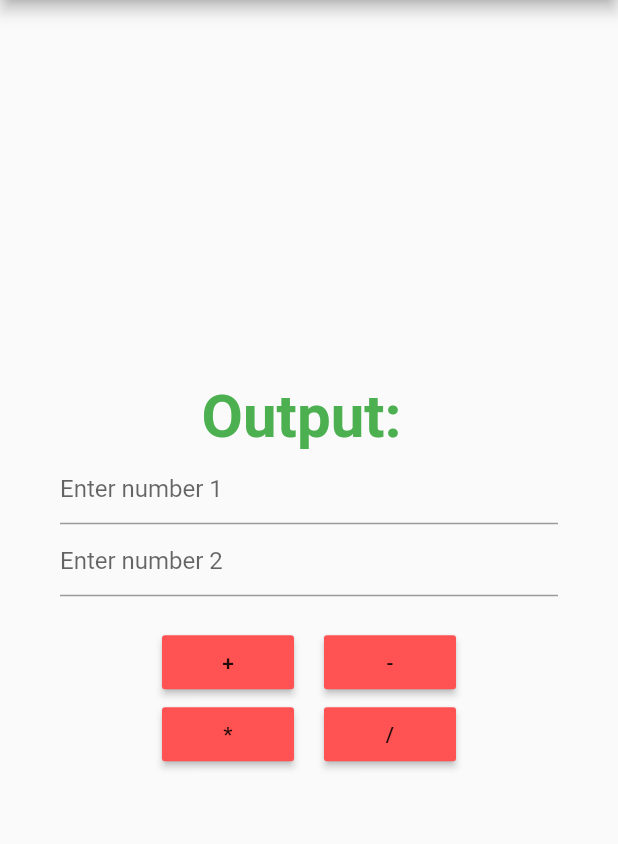
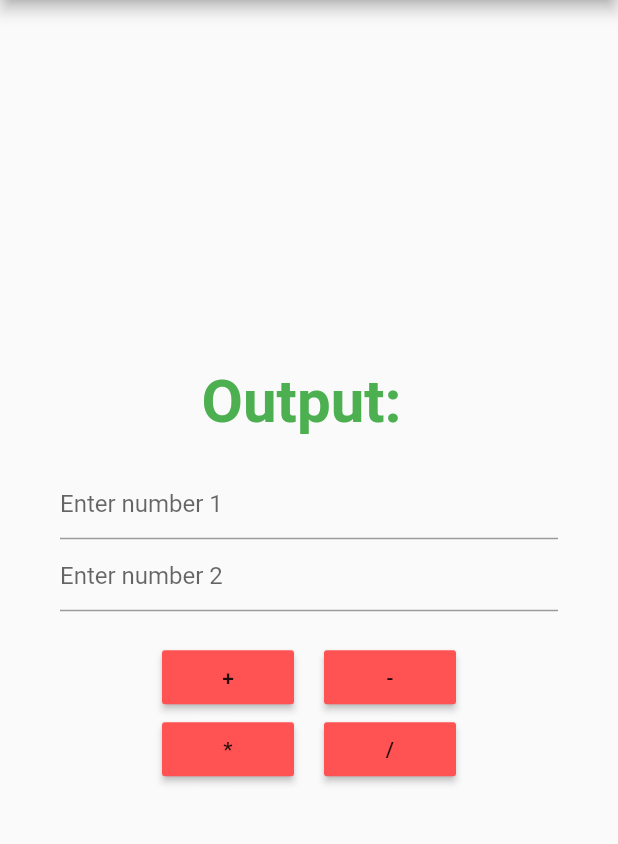
Before and after one commit to RohanTrix/Flutter-Dev, a Flutter app: the screen it shows after launch, on a phone screen of 412 x 824 dp, the part 84-928 px from its top. Run offline on Flutter 3.47's test engine with Material 2 defaults, Android fonts, the phone set to English and light mode, and no system bars.

Commit message:
Committed changes

```diff
--- a/calculator_app/lib/home_page.dart
+++ b/calculator_app/lib/home_page.dart
@@ -15,15 +15,16 @@ class HomePageState extends State<HomePage> {
         child: new Center(
           child: new Column(
               mainAxisAlignment: MainAxisAlignment.center,
-
               children: <Widget>[
-                new Text("Output: ",
+                new Text(
+                  "Output: ",
                   style: new TextStyle(
-                    fontSize: 40.0, color: Colors.green, fontWeight: FontWeight.bold,
+                    fontSize: 40.0,
+                    color: Colors.green,
+                    fontWeight: FontWeight.bold,
                   ),
-                  ),
-
-
+                ),
+                new Padding(padding: EdgeInsets.only(bottom: 20)),
                 new TextField(
                   keyboardType: TextInputType.number,
                   decoration: InputDecoration(hintText: "Enter number 1"),
@@ -32,8 +33,7 @@ class HomePageState extends State<HomePage> {
                     keyboardType: TextInputType.number,
                     decoration: InputDecoration(hintText: "Enter number 2")),
                 new Padding(padding: const EdgeInsets.only(top: 20)),
-                new Row(
-                  mainAxisAlignment: MainAxisAlignment.center, children: [
+                new Row(mainAxisAlignment: MainAxisAlignment.center, children: [
                   new MaterialButton(
                     child: Text('+'),
                     onPressed: () => {},
```
